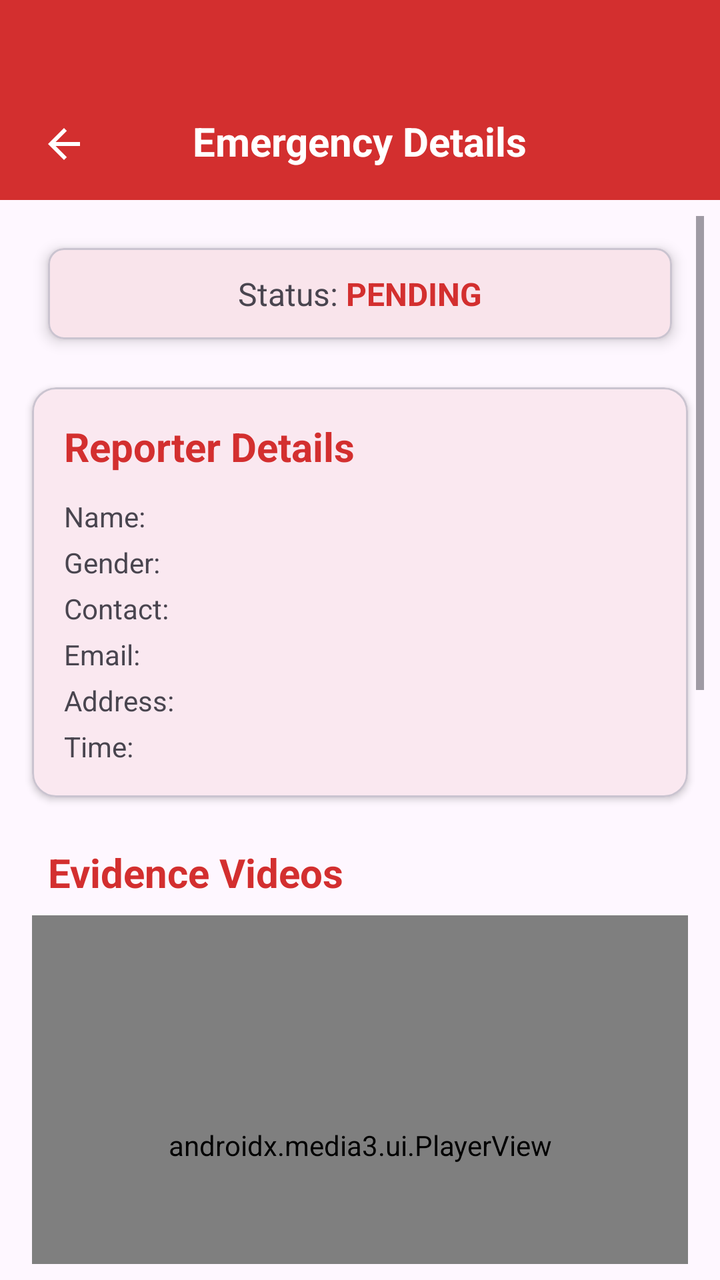
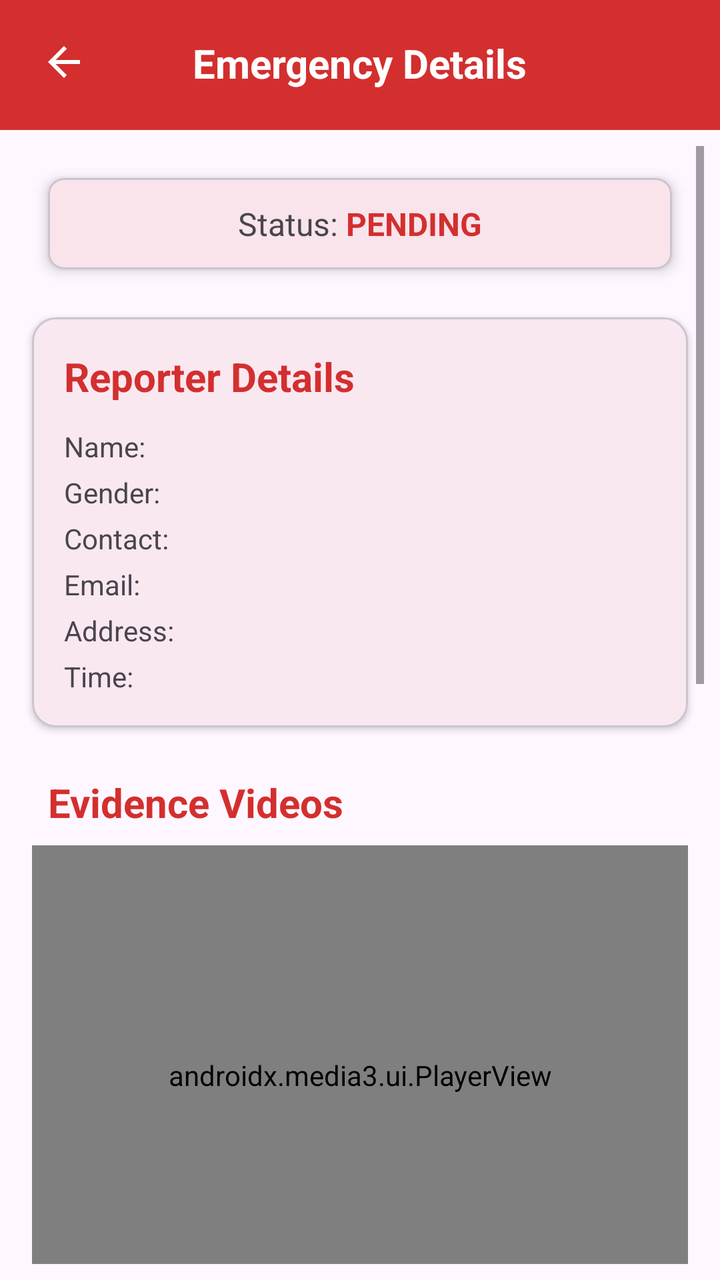

The first picture is an Android layout as it rendered before a commit; the second is the same layout after the commit. The layout source and the unified diff follow.
<!-- AndroidManifest.xml: application theme Theme.JERAPP -->
<!-- res/layout/activity_history_detail.xml -->
<?xml version="1.0" encoding="utf-8"?>
<LinearLayout xmlns:android="http://schemas.android.com/apk/res/android"
    xmlns:app="http://schemas.android.com/apk/res-auto"
    android:layout_width="match_parent"
    android:layout_height="match_parent"
    android:orientation="vertical">

    <RelativeLayout
        android:layout_width="match_parent"
        android:layout_height="100dp"
        android:background="@color/primary"
        android:fitsSystemWindows="true">

        <ImageButton
            android:id="@+id/btnBack"
            android:layout_width="48dp"
            android:layout_height="48dp"
            android:layout_alignParentBottom="true"
            android:layout_marginBottom="4dp"
            android:layout_marginStart="8dp"
            android:background="?attr/selectableItemBackgroundBorderless"
            android:src="@drawable/ic_back"
            app:tint="@color/white" />

        <TextView
            android:layout_width="wrap_content"
            android:layout_height="wrap_content"
            android:layout_alignParentBottom="true"
            android:layout_centerHorizontal="true"
            android:layout_marginBottom="16dp"
            android:text="Emergency Details"
            android:textColor="@color/white"
            android:textSize="20sp"
            android:textStyle="bold" />
    </RelativeLayout>

    <ScrollView
        android:layout_width="match_parent"
        android:layout_height="match_parent"
        android:padding="8dp">

        <LinearLayout
            android:layout_width="match_parent"
            android:layout_height="wrap_content"
            android:orientation="vertical">

        <com.google.android.material.card.MaterialCardView
            android:id="@+id/cardStatus"
            android:layout_width="match_parent"
            android:layout_height="wrap_content"
            android:layout_margin="16dp"
            app:cardCornerRadius="8dp"
            app:cardElevation="4dp">

            <LinearLayout
                android:layout_width="match_parent"
                android:layout_height="wrap_content"
                android:gravity="center"
                android:padding="12dp">

                <TextView
                    android:layout_width="wrap_content"
                    android:layout_height="wrap_content"
                    android:text="Status: "
                    android:textSize="16sp" />

                <TextView
                    android:id="@+id/tvStatus"
                    android:layout_width="wrap_content"
                    android:layout_height="wrap_content"
                    android:text="PENDING"
                    android:textSize="16sp"
                    android:textStyle="bold"
                    android:textColor="@color/primary" />
            </LinearLayout>
        </com.google.android.material.card.MaterialCardView>


        <LinearLayout
            android:layout_width="match_parent"
            android:layout_height="wrap_content"
            android:orientation="vertical"
            android:paddingBottom="32dp">

            <com.google.android.material.card.MaterialCardView
                android:layout_width="match_parent"
                android:layout_height="wrap_content"
                android:layout_margin="8dp"
                app:cardElevation="2dp">

                <LinearLayout
                    android:layout_width="match_parent"
                    android:layout_height="wrap_content"
                    android:orientation="vertical"
                    android:padding="16dp">

                    <TextView
                        android:layout_width="match_parent"
                        android:layout_height="wrap_content"
                        android:text="Reporter Details"
                        android:textColor="@color/primary"
                        android:textSize="20sp"
                        android:textStyle="bold" />

                    <TextView
                        android:id="@+id/tvUserName"
                        android:layout_width="match_parent"
                        android:layout_height="wrap_content"
                        android:layout_marginTop="8dp"
                        android:text="Name: "
                        android:paddingTop="4dp"/>

                    <TextView
                        android:id="@+id/tvUserGender"
                        android:layout_width="match_parent"
                        android:layout_height="wrap_content"
                        android:text="Gender: "
                        android:paddingTop="4dp"/>

                    <TextView
                        android:id="@+id/tvUserContact"
                        android:layout_width="match_parent"
                        android:layout_height="wrap_content"
                        android:text="Contact: "
                        android:paddingTop="4dp"/>

                    <TextView
                        android:id="@+id/tvUserEmail"
                        android:layout_width="match_parent"
                        android:layout_height="wrap_content"
                        android:text="Email: "
                        android:paddingTop="4dp"/>

                    <TextView
                        android:id="@+id/tvUserAddress"
                        android:layout_width="match_parent"
                        android:layout_height="wrap_content"
                        android:text="Address: "
                        android:paddingTop="4dp"/>

                    <TextView
                        android:id="@+id/tvUserTimestamp"
                        android:layout_width="match_parent"
                        android:layout_height="wrap_content"
                        android:text="Time: "
                        android:paddingTop="4dp"/>

                </LinearLayout>
            </com.google.android.material.card.MaterialCardView>

            <TextView
                android:layout_width="match_parent"
                android:layout_height="wrap_content"
                android:layout_marginStart="16dp"
                android:layout_marginEnd="16dp"
                android:layout_marginTop="16dp"
                android:text="Evidence Videos"
                android:textColor="@color/primary"
                android:textSize="20sp"
                android:textStyle="bold" />

            <androidx.media3.ui.PlayerView
                android:id="@+id/playerView"
                android:layout_width="match_parent"
                android:layout_height="230dp"
                android:layout_margin="8dp"
                android:background="#000000"
                app:shutter_background_color="#000000"
                app:use_controller="true" />

            <com.google.android.material.card.MaterialCardView
                android:layout_width="match_parent"
                android:layout_height="wrap_content"
                android:layout_margin="8dp"
                app:cardElevation="2dp">

                <LinearLayout
                    android:layout_width="match_parent"
                    android:layout_height="wrap_content"
                    android:orientation="vertical"
                    android:padding="16dp">

                    <TextView
                        android:layout_width="match_parent"
                        android:layout_height="wrap_content"
                        android:text="Department Information"
                        android:textStyle="bold"
                        android:textSize="20sp"
                        android:textColor="@color/primary"/>

                    <TextView
                        android:id="@+id/tvDetailType"
                        android:layout_width="match_parent"
                        android:layout_height="wrap_content"
                        android:layout_marginTop="8dp"
                        android:text="Emergency Type: "
                        android:paddingTop="4dp"
                        android:textStyle="bold"/>

                    <TextView
                        android:id="@+id/tvDetailDept"
                        android:layout_width="match_parent"
                        android:layout_height="wrap_content"
                        android:text="Dept: "
                        android:paddingTop="4dp"/>
                    <TextView
                        android:id="@+id/tvDetailAddress"
                        android:layout_width="match_parent"
                        android:layout_height="wrap_content"
                        android:text="Address: "
                        android:paddingTop="4dp"/>
                    <TextView
                        android:id="@+id/tvDetailDate"
                        android:layout_width="match_parent"
                        android:layout_height="wrap_content"
                        android:text="Timestamp: "
                        android:paddingTop="4dp"/>
                </LinearLayout>
            </com.google.android.material.card.MaterialCardView>

            <com.google.android.material.card.MaterialCardView
                android:layout_width="match_parent"
                android:layout_height="200dp"
                android:layout_margin="8dp"
                app:cardElevation="2dp">

                <FrameLayout
                    android:id="@+id/mapContainer"
                    android:layout_width="match_parent"
                    android:layout_height="match_parent" />
            </com.google.android.material.card.MaterialCardView>

            <Button
                android:id="@+id/btnNavigate"
                android:layout_width="match_parent"
                android:layout_height="wrap_content"
                android:layout_marginHorizontal="8dp"
                android:layout_marginTop="16dp"
                android:text="View Location" />

            <Button
                android:id="@+id/btnCall"
                style="@style/Widget.Material3.Button.TonalButton"
                android:layout_width="match_parent"
                android:layout_height="wrap_content"
                android:layout_marginHorizontal="8dp"
                android:layout_marginTop="8dp"
                android:text="Call Department" />

            <Button
                android:id="@+id/btnCallAgain"
                style="@style/Widget.Material3.Button.OutlinedButton"
                android:layout_width="match_parent"
                android:layout_height="wrap_content"
                android:layout_marginHorizontal="8dp"
                android:layout_marginTop="8dp"
                android:text="Call Emergency Again"
                android:textColor="@color/primary"/>

        </LinearLayout>
        </LinearLayout>
    </ScrollView>
</LinearLayout>
<!-- resources referenced by this layout -->
<resources>
  <color name="primary">#D32F2F</color>
  <color name="white">#FFFFFF</color>
  <!-- drawable ic_back (drawable) -->
  <vector
      xmlns:android="http://schemas.android.com/apk/res/android"
      android:autoMirrored="true"
      android:height="24dp"
      android:tint="#FFFFFF"
      android:viewportHeight="24"
      android:viewportWidth="24"
      android:width="24dp">
        
      <path
          android:fillColor="@android:color/white"
          android:pathData="M20,11H7.83l5.59,-5.59L12,4l-8,8 8,8 1.41,-1.41L7.83,13H20v-2z"/>
      
  </vector>
  <style name="Theme.JERAPP" parent="Theme.Material3.DayNight.NoActionBar">
          
          <item name="colorPrimary">@color/primary</item>
          <item name="android:statusBarColor">@color/primary</item>
  
          
          <item name="android:windowLightStatusBar">false</item>
  
          
          <item name="android:navigationBarColor">@color/background</item>
          <item name="android:windowLightNavigationBar">true</item>
      </style>
  <color name="background">#FFFBFF</color>
</resources>

<!-- the commit's change to res/layout/activity_history_detail.xml (unified diff, before → after) -->
@@ -7,7 +7,7 @@
 
     <RelativeLayout
         android:layout_width="match_parent"
-        android:layout_height="100dp"
+        android:layout_height="65dp"
         android:background="@color/primary"
         android:fitsSystemWindows="true">
 
@@ -16,7 +16,7 @@
             android:layout_width="48dp"
             android:layout_height="48dp"
             android:layout_alignParentBottom="true"
-            android:layout_marginBottom="4dp"
+            android:layout_marginBottom="10dp"
             android:layout_marginStart="8dp"
             android:background="?attr/selectableItemBackgroundBorderless"
             android:src="@drawable/ic_back"
@@ -27,7 +27,7 @@
             android:layout_height="wrap_content"
             android:layout_alignParentBottom="true"
             android:layout_centerHorizontal="true"
-            android:layout_marginBottom="16dp"
+            android:layout_marginBottom="20dp"
             android:text="Emergency Details"
             android:textColor="@color/white"
             android:textSize="20sp"
